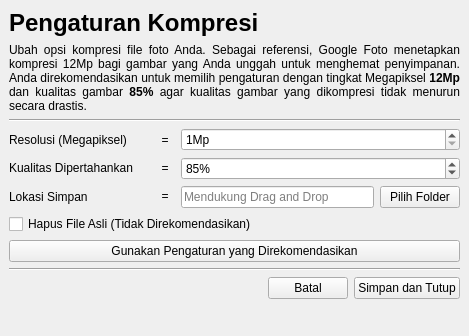
This is Window Design/CompressSettings.ui in Hattaakim/Compress-Photo as Qt 5 draws it before an edit. The edited form follows.
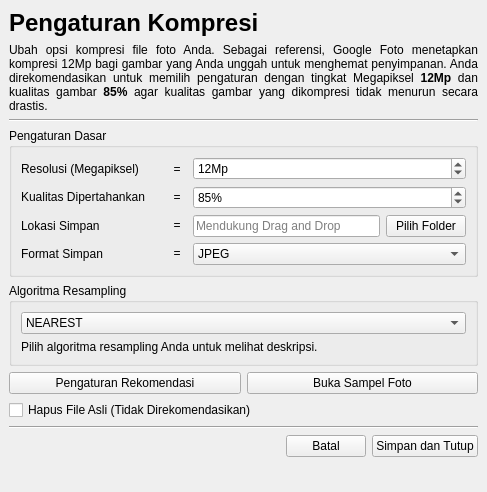
This is the edited form.

Commit message: feat(config): support custom output formats and compression algorithms

The edit to the form file:
```diff
--- a/Window Design/CompressSettings.ui
+++ b/Window Design/CompressSettings.ui
@@ -6,15 +6,15 @@
    <rect>
     <x>0</x>
     <y>0</y>
-    <width>469</width>
-    <height>336</height>
+    <width>487</width>
+    <height>492</height>
    </rect>
   </property>
   <property name="windowTitle">
    <string>MainWindow</string>
   </property>
   <widget class="QWidget" name="centralwidget">
-   <layout class="QVBoxLayout" name="verticalLayout_4">
+   <layout class="QVBoxLayout" name="verticalLayout_6">
     <item>
      <widget class="QLabel" name="label">
       <property name="font">
@@ -49,6 +49,12 @@
      </widget>
     </item>
     <item>
+     <widget class="QGroupBox" name="groupBox">
+      <property name="title">
+       <string>Pengaturan Dasar</string>
+      </property>
+      <layout class="QVBoxLayout" name="verticalLayout_4">
+       <item>
      <layout class="QHBoxLayout" name="horizontalLayout_3">
       <item>
        <layout class="QVBoxLayout" name="verticalLayout">
@@ -109,6 +115,25 @@
           </property>
          </widget>
         </item>
+           <item>
+            <widget class="QLabel" name="label_9">
+             <property name="minimumSize">
+              <size>
+               <width>140</width>
+               <height>0</height>
+              </size>
+             </property>
+             <property name="maximumSize">
+              <size>
+               <width>140</width>
+               <height>16777215</height>
+              </size>
+             </property>
+             <property name="text">
+              <string>Format Simpan</string>
+             </property>
+            </widget>
+           </item>
        </layout>
       </item>
       <item>
@@ -179,6 +204,28 @@
           </property>
          </widget>
         </item>
+           <item>
+            <widget class="QLabel" name="label_10">
+             <property name="minimumSize">
+              <size>
+               <width>20</width>
+               <height>20</height>
+              </size>
+             </property>
+             <property name="maximumSize">
+              <size>
+               <width>20</width>
+               <height>20</height>
+              </size>
+             </property>
+             <property name="text">
+              <string>=</string>
+             </property>
+             <property name="alignment">
+              <set>Qt::AlignmentFlag::AlignCenter</set>
+             </property>
+            </widget>
+           </item>
        </layout>
       </item>
       <item>
@@ -194,6 +241,9 @@
           <property name="maximum">
            <number>200</number>
           </property>
+             <property name="value">
+              <number>12</number>
+             </property>
          </widget>
         </item>
         <item>
@@ -239,24 +289,169 @@
           </item>
          </layout>
         </item>
+           <item>
+            <widget class="QComboBox" name="saveFormat">
+             <item>
+              <property name="text">
+               <string>JPEG</string>
+              </property>
+             </item>
+             <item>
+              <property name="text">
+               <string>JPG</string>
+              </property>
+             </item>
+             <item>
+              <property name="text">
+               <string>JPEG2000</string>
+              </property>
+             </item>
+             <item>
+              <property name="text">
+               <string>PNG</string>
+              </property>
+             </item>
+             <item>
+              <property name="text">
+               <string>HEIF</string>
+              </property>
+             </item>
+             <item>
+              <property name="text">
+               <string>HEIC</string>
+              </property>
+             </item>
+             <item>
+              <property name="text">
+               <string>WEBP</string>
+              </property>
+             </item>
+             <item>
+              <property name="text">
+               <string>BMP</string>
+              </property>
+             </item>
+             <item>
+              <property name="text">
+               <string>TIFF</string>
+              </property>
+             </item>
+             <item>
+              <property name="text">
+               <string>ICO</string>
+              </property>
+             </item>
+             <item>
+              <property name="text">
+               <string>AVIF</string>
+              </property>
+             </item>
+            </widget>
+           </item>
        </layout>
       </item>
      </layout>
     </item>
+      </layout>
+     </widget>
+    </item>
     <item>
-     <widget class="QCheckBox" name="deleteOriginalFile">
+     <widget class="QGroupBox" name="groupBox_2">
+      <property name="title">
+       <string>Algoritma Resampling</string>
+      </property>
+      <layout class="QVBoxLayout" name="verticalLayout_5">
+       <item>
+        <widget class="QComboBox" name="resamplingAlgorithm">
+         <property name="currentIndex">
+          <number>0</number>
+         </property>
+         <item>
       <property name="text">
-       <string>Hapus File Asli (Tidak Direkomendasikan)</string>
-      </property>
-     </widget>
-    </item>
+           <string>NEAREST</string>
+          </property>
+         </item>
+         <item>
+          <property name="text">
+           <string>LANCZOS (Direkomendasikan)</string>
+          </property>
+         </item>
+         <item>
+          <property name="text">
+           <string>BILINEAR</string>
+          </property>
+         </item>
+         <item>
+          <property name="text">
+           <string>BICUBIC</string>
+          </property>
+         </item>
+         <item>
+          <property name="text">
+           <string>BOX</string>
+          </property>
+         </item>
+         <item>
+          <property name="text">
+           <string>HAMMING</string>
+          </property>
+         </item>
+         <item>
+          <property name="text">
+           <string>MKS2013 (Rekomendasi Kedua)</string>
+          </property>
+         </item>
+         <item>
+          <property name="text">
+           <string>MKS2021</string>
+          </property>
+         </item>
+        </widget>
+       </item>
+       <item>
+        <widget class="QLabel" name="resamplingDesc">
+         <property name="text">
+          <string>Pilih algoritma resampling Anda untuk melihat deskripsi.</string>
+         </property>
+         <property name="alignment">
+          <set>Qt::AlignmentFlag::AlignJustify|Qt::AlignmentFlag::AlignTop</set>
+         </property>
+         <property name="wordWrap">
+          <bool>true</bool>
+         </property>
+        </widget>
+       </item>
+      </layout>
+     </widget>
+    </item>
+    <item>
+     <layout class="QHBoxLayout" name="horizontalLayout_4">
     <item>
      <widget class="QPushButton" name="recommendedSettings">
       <property name="toolTip">
        <string>Gunakan pengaturan yang kami rekomendasikan</string>
       </property>
       <property name="text">
-       <string>Gunakan Pengaturan yang Direkomendasikan</string>
+         <string>Pengaturan Rekomendasi</string>
+        </property>
+       </widget>
+      </item>
+      <item>
+       <widget class="QPushButton" name="openSamplePhoto">
+        <property name="toolTip">
+         <string>Buka jendela untuk melihat perbedaan setiap pengaturan terhadap foto (menggunakan ikon aplikasi)</string>
+        </property>
+        <property name="text">
+         <string>Buka Sampel Foto</string>
+        </property>
+       </widget>
+      </item>
+     </layout>
+    </item>
+    <item>
+     <widget class="QCheckBox" name="deleteOriginalFile">
+      <property name="text">
+       <string>Hapus File Asli (Tidak Direkomendasikan)</string>
       </property>
      </widget>
     </item>
```
Lines whose indentation alone changed are shown as unchanged. The commit also changes 2 other files.
